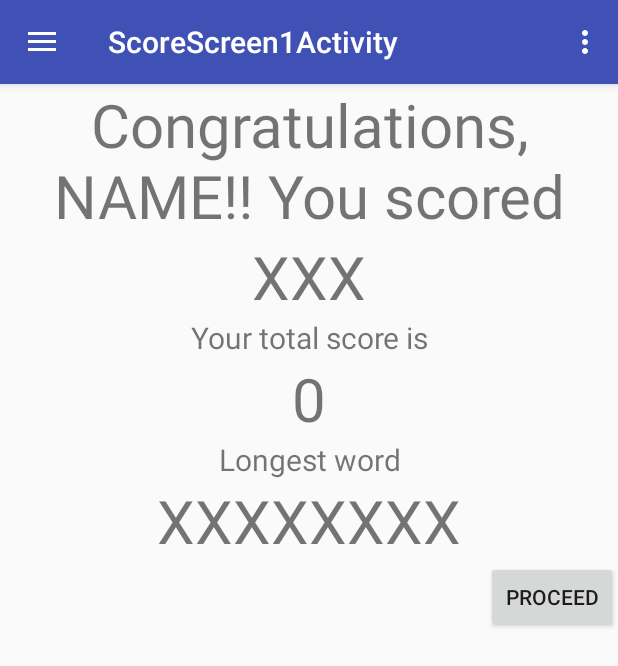
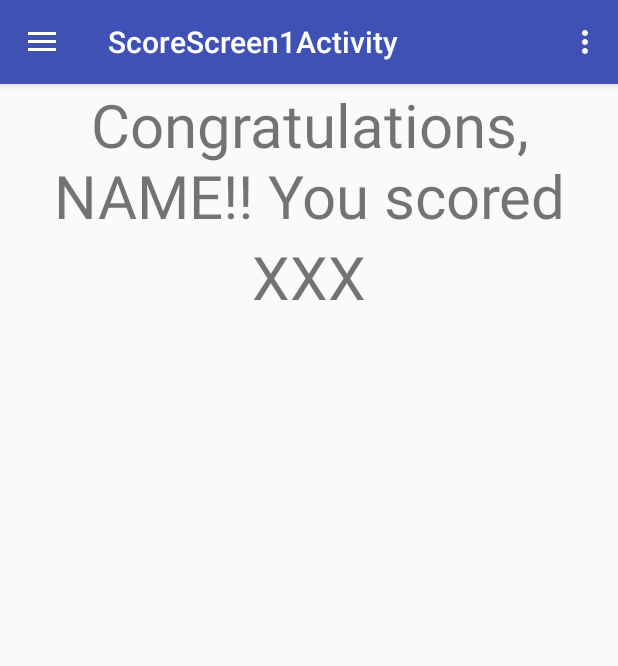
Before and after one commit to seamus91g/WordFox, an Android app: the ScoreScreen1Activity screen opened directly, with no data from a screen before it, on a phone screen of 412 x 824 dp. Shown: the top 666 px of the screen. Run offline under Robolectric (Android 15) with nearby library versions, the phone set to English and light mode, and no system bars; 1 statement that could not run was skipped.

Commit message:
Des. Tried and failed to use the preference manager. Reverted to using a class with different methods but this is a work in progress at the minute.

```diff
--- a/app/src/main/java/com/example/seamus/wordfox/ScoreScreen1Activity.java
+++ b/app/src/main/java/com/example/seamus/wordfox/ScoreScreen1Activity.java
@@ -1,20 +1,17 @@
 package com.example.seamus.wordfox;
 
 import android.content.Intent;
-import android.content.SharedPreferences;
 import android.os.Bundle;
-import android.preference.PreferenceManager;
 import android.support.design.widget.NavigationView;
 import android.support.v4.view.GravityCompat;
 import android.support.v4.widget.DrawerLayout;
 import android.support.v7.app.ActionBarDrawerToggle;
 import android.support.v7.app.AppCompatActivity;
 import android.support.v7.widget.Toolbar;
+import android.util.Log;
 import android.view.Menu;
 import android.view.MenuItem;
 import android.widget.TextView;
-
-import static com.example.seamus.wordfox.GameActivity.totalScore;
 
 public class ScoreScreen1Activity extends AppCompatActivity
         implements NavigationView.OnNavigationItemSelectedListener {
@@ -35,40 +32,44 @@ public class ScoreScreen1Activity extends AppCompatActivity
         NavigationView navigationView = (NavigationView) findViewById(R.id.nav_view);
         navigationView.setNavigationItemSelectedListener(this);
 
+        Log.d("Main", "just want to see if this makes it");
+
+
+        int score = GameActivity.myGameInstance.getScore();
+        TextView scoreScoreScreenTextView = (TextView) findViewById(R.id.scoreScoreScreenTV);
+        scoreScoreScreenTextView.setText(score);
+
+        Log.d("Main", "just want to see if this makes it");
 
 
 
 
 
-
-        SharedPreferences preferences = PreferenceManager.getDefaultSharedPreferences(this);
-        String score = preferences.getString("score", "");
-        if(!score.equalsIgnoreCase(""))
-        {
-            TextView scoreScoreScreenTextView = (TextView) findViewById(R.id.scoreScoreScreenTV);
-            scoreScoreScreenTextView.setText(score);
-        }
-
-        int totalScore = preferences.getInt("totalScore", -1);
-
-        if(totalScore == -1) {
-//            problem getting the total from the preference manager. Cause an error.
-        }else{
-            totalScore =+ Integer.parseInt(score);
-            SharedPreferences.Editor editor = preferences.edit();
-            editor.putInt("totalScore", totalScore);
-            editor.apply();
-        }
-
-        String totalString = Integer.toString(totalScore);
-        TextView totalScoreScoreScreenTextView = (TextView) findViewById(R.id.totalScoreScoreScreenTV);
-        totalScoreScoreScreenTextView.setText(totalString);
-
-
-
-
-
-
+//        int ju = myGameInstance.getScore();
+//
+//
+//        SharedPreferences preferences = PreferenceManager.getDefaultSharedPreferences(this);
+//        String score = preferences.getString("score", "");
+//        if(!score.equalsIgnoreCase(""))
+//        {
+//            TextView scoreScoreScreenTextView = (TextView) findViewById(R.id.scoreScoreScreenTV);
+//            scoreScoreScreenTextView.setText(score);
+//        }
+//
+//        int totalScore = preferences.getInt("totalScore", -1);
+//
+//        if(totalScore == -1) {
+////            problem getting the total from the preference manager. Cause an error.
+//        }else{
+//            totalScore =+ Integer.parseInt(score);
+//            SharedPreferences.Editor editor = preferences.edit();
+//            editor.putInt("totalScore", totalScore);
+//            editor.apply();
+//        }
+//
+//        String totalString = Integer.toString(totalScore);
+//        TextView totalScoreScoreScreenTextView = (TextView) findViewById(R.id.totalScoreScoreScreenTV);
+//        totalScoreScoreScreenTextView.setText(totalString);
 
 
 //        TextView longestAttemptTV = (TextView) findViewById(lengthLongestAttempt);
--- a/app/src/main/res/layout/content_score_screen1.xml
+++ b/app/src/main/res/layout/content_score_screen1.xml
@@ -40,57 +40,57 @@
             tools:layout_editor_absoluteX="0dp"
             tools:layout_editor_absoluteY="0dp" />
 
-        <TextView
-            android:id="@+id/scoreScreen1TV"
-            android:layout_width="wrap_content"
-            android:layout_height="wrap_content"
-            android:layout_gravity="center_horizontal"
-            android:gravity="center_horizontal"
-            android:text="Your total score is"
-            android:textSize="20sp"
-            tools:layout_editor_absoluteX="0dp"
-            tools:layout_editor_absoluteY="0dp" />
+        <!--<TextView-->
+            <!--android:id="@+id/scoreScreen1TV"-->
+            <!--android:layout_width="wrap_content"-->
+            <!--android:layout_height="wrap_content"-->
+            <!--android:layout_gravity="center_horizontal"-->
+            <!--android:gravity="center_horizontal"-->
+            <!--android:text="Your total score is"-->
+            <!--android:textSize="20sp"-->
+            <!--tools:layout_editor_absoluteX="0dp"-->
+            <!--tools:layout_editor_absoluteY="0dp" />-->
 
-        <TextView
-            android:id="@+id/totalScoreScoreScreenTV"
-            android:layout_width="wrap_content"
-            android:layout_height="wrap_content"
-            android:layout_gravity="center_horizontal"
-            android:gravity="center_horizontal"
-            android:text="XXX"
-            android:textSize="40sp"
-            tools:layout_editor_absoluteX="0dp"
-            tools:layout_editor_absoluteY="0dp" />
+        <!--<TextView-->
+            <!--android:id="@+id/totalScoreScoreScreenTV"-->
+            <!--android:layout_width="wrap_content"-->
+            <!--android:layout_height="wrap_content"-->
+            <!--android:layout_gravity="center_horizontal"-->
+            <!--android:gravity="center_horizontal"-->
+            <!--android:text="XXX"-->
+            <!--android:textSize="40sp"-->
+            <!--tools:layout_editor_absoluteX="0dp"-->
+            <!--tools:layout_editor_absoluteY="0dp" />-->
 
-        <TextView
-            android:id="@+id/scoreScreen2TV"
-            android:layout_width="wrap_content"
-            android:layout_height="wrap_content"
-            android:layout_gravity="center_horizontal"
-            android:gravity="center_horizontal"
-            android:text="Longest word"
-            android:textSize="20sp"
-            tools:layout_editor_absoluteX="0dp"
-            tools:layout_editor_absoluteY="0dp" />
+        <!--<TextView-->
+            <!--android:id="@+id/scoreScreen2TV"-->
+            <!--android:layout_width="wrap_content"-->
+            <!--android:layout_height="wrap_content"-->
+            <!--android:layout_gravity="center_horizontal"-->
+            <!--android:gravity="center_horizontal"-->
+            <!--android:text="Longest word"-->
+            <!--android:textSize="20sp"-->
+            <!--tools:layout_editor_absoluteX="0dp"-->
+            <!--tools:layout_editor_absoluteY="0dp" />-->
 
-        <TextView
-            android:id="@+id/longestWordScoreScreenTV"
-            android:layout_width="wrap_content"
-            android:layout_height="wrap_content"
-            android:layout_gravity="center_horizontal"
-            android:gravity="center_horizontal"
-            android:text="XXXXXXXX"
-            android:textSize="40sp"
-            tools:layout_editor_absoluteX="0dp"
-            tools:layout_editor_absoluteY="0dp" />
+        <!--<TextView-->
+            <!--android:id="@+id/longestWordScoreScreenTV"-->
+            <!--android:layout_width="wrap_content"-->
+            <!--android:layout_height="wrap_content"-->
+            <!--android:layout_gravity="center_horizontal"-->
+            <!--android:gravity="center_horizontal"-->
+            <!--android:text="XXXXXXXX"-->
+            <!--android:textSize="40sp"-->
+            <!--tools:layout_editor_absoluteX="0dp"-->
+            <!--tools:layout_editor_absoluteY="0dp" />-->
 
-        <Button
-            android:layout_width="wrap_content"
-            android:layout_height="wrap_content"
-            android:layout_gravity="right"
-            android:text="PROCEED"
-            tools:layout_editor_absoluteX="0dp"
-            tools:layout_editor_absoluteY="0dp" />
+        <!--<Button-->
+            <!--android:layout_width="wrap_content"-->
+            <!--android:layout_height="wrap_content"-->
+            <!--android:layout_gravity="right"-->
+            <!--android:text="PROCEED"-->
+            <!--tools:layout_editor_absoluteX="0dp"-->
+            <!--tools:layout_editor_absoluteY="0dp" />-->
 
 
     </LinearLayout>
```
Also changed, not shown: app/src/main/java/com/example/seamus/wordfox/GameActivity.java (+18 -22 lines), app/src/main/java/com/example/seamus/wordfox/MainActivity.java (+9 -16 lines), app/src/main/java/com/example/seamus/wordfox/gameInstance.java (added, +55 -0 lines).
